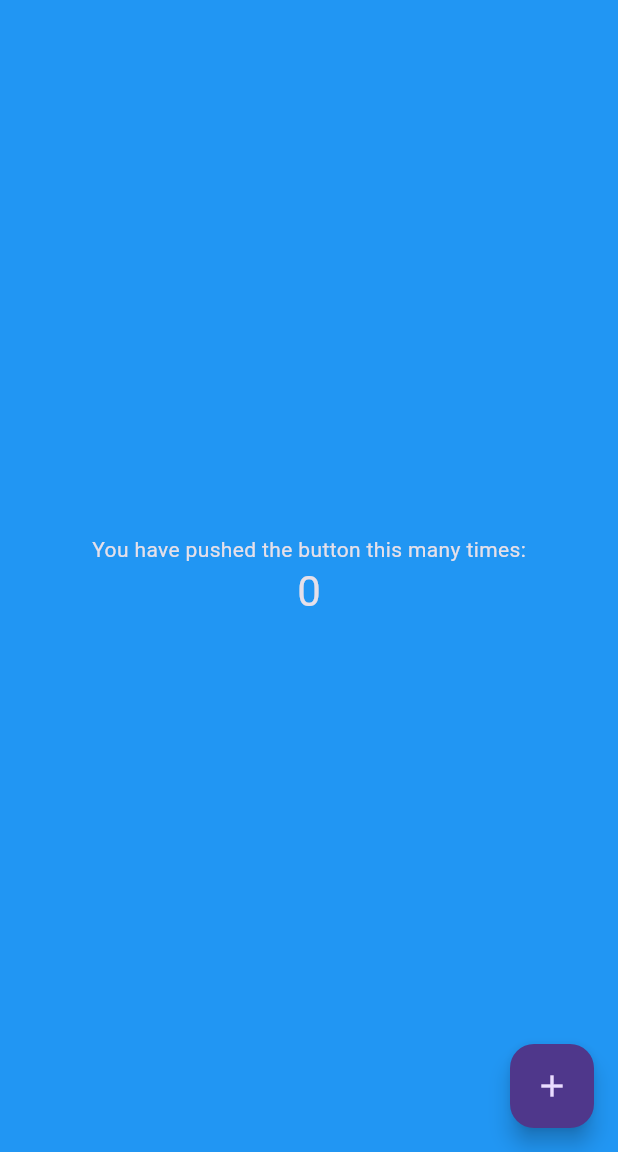
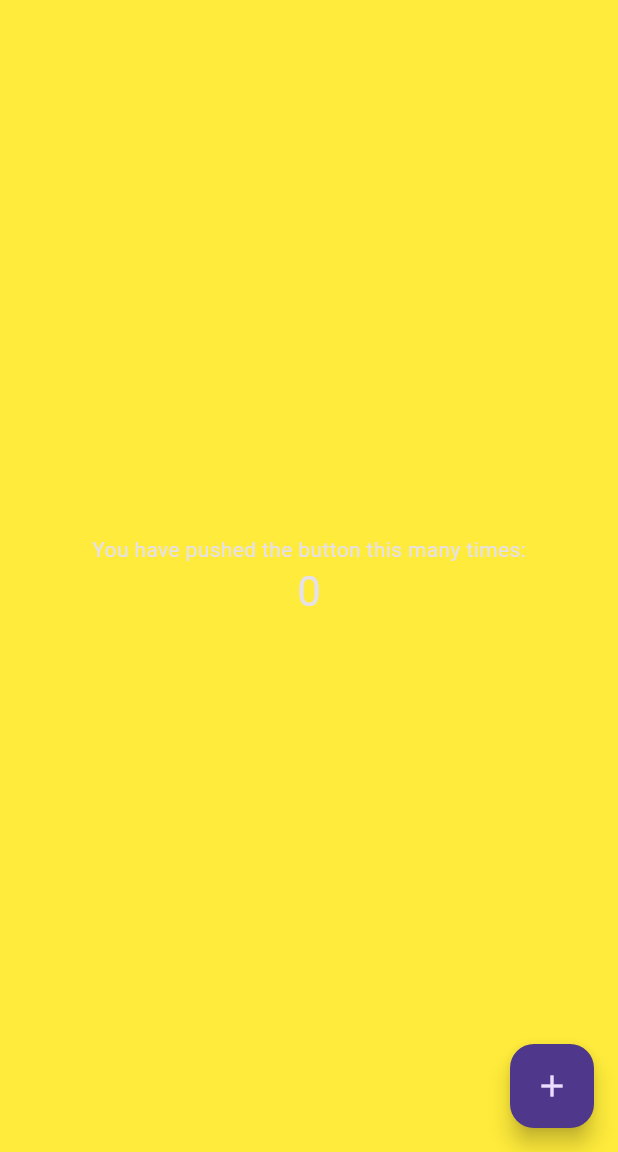
Before and after one commit to could-ai/0198d0ff-bb85-7809-a4a0-f50e08c039a2, a Flutter app: the screen it shows after launch, on a phone screen of 412 x 824 dp, the part 84-1236 px from its top. Run offline on Flutter 3.47's test engine with Material 3 defaults, Android fonts, the phone set to English and light mode, and no system bars.

Commit message:
将应用的背景颜色从蓝色更改为黄色。通过修改MaterialApp的theme属性中的backgroundColor和scaffoldBackgroundColor，将它们从Colors.blue更改为Colors.yellow，这样整个应用的背景就会变成黄色，同时保持深色主题的整体风格和现有功能不变。

```diff
--- a/usr/lib/main.dart
+++ b/usr/lib/main.dart
@@ -13,8 +13,8 @@ class MyApp extends StatelessWidget {
       title: 'Flutter Demo',
       theme: ThemeData(
         brightness: Brightness.dark,
-        backgroundColor: Colors.blue,
-        scaffoldBackgroundColor: Colors.blue,
+        backgroundColor: Colors.yellow,
+        scaffoldBackgroundColor: Colors.yellow,
       ),
       home: const MyHomePage(title: 'Flutter Demo Home Page'),
     );
```
